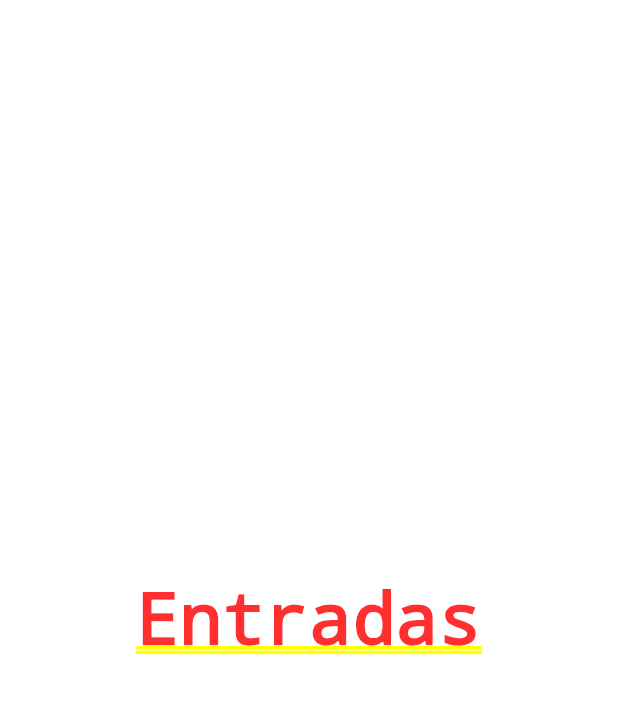
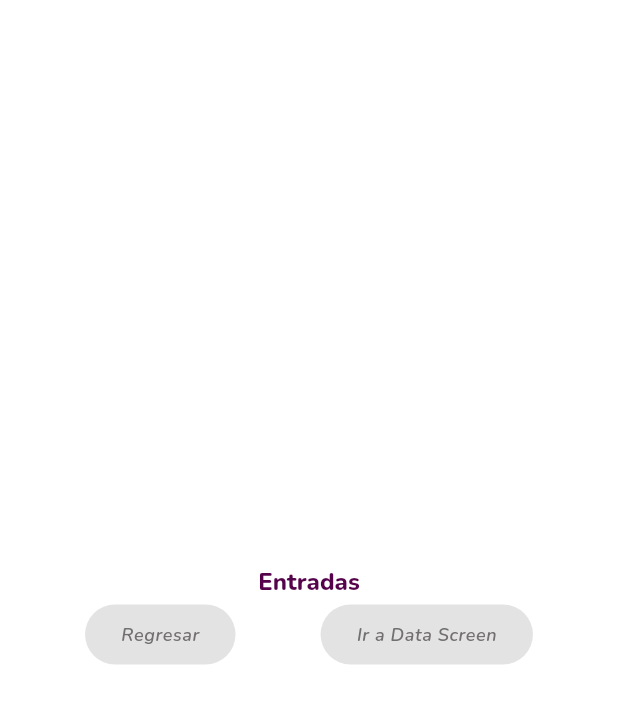
Before and after one commit to ismontana/componentes_flutter, a Flutter app: the screen it shows after launch, after a tap on "Entradas", on a phone screen of 412 x 824 dp. Shown: the top 704 px of the screen. Run offline on Flutter 3.47's test engine with Material 3 defaults, Android fonts, the phone set to English and light mode, and no system bars; our stand-ins replace google_fonts.

Commit message:
Initial widgets on Inputs Screen

```diff
--- /dev/null
+++ b/lib/screens/data_screen.dart
@@ -0,0 +1,14 @@
+import 'package:flutter/material.dart';
+
+class DataScreen extends StatelessWidget {
+  const DataScreen({super.key});
+
+  @override
+  Widget build(BuildContext context) {
+    return const Column(
+      children: [
+        Text('Data Screen'),
+      ],
+    );
+  }
+}
--- a/lib/screens/inputs_screen.dart
+++ b/lib/screens/inputs_screen.dart
@@ -1,4 +1,5 @@
 import 'package:flutter/material.dart';
+import 'package:practica3/theme/app_theme.dart';
 
 class InputsScreen extends StatefulWidget {
   const InputsScreen({super.key});
@@ -10,8 +11,31 @@ class InputsScreen extends StatefulWidget {
 class _InputsScreenState extends State<InputsScreen> {
   @override
   Widget build(BuildContext context) {
-    return const Center(
-      child: Text('Entradas'),
+    return Column(
+      mainAxisAlignment: MainAxisAlignment.center,
+      children: [
+        Text(
+          'Entradas',
+          style: AppTheme.lightTheme.textTheme.headlineLarge,
+        ),
+        Row(
+          mainAxisAlignment: MainAxisAlignment.spaceEvenly,
+          children: [
+            ElevatedButton(
+              onPressed: null,
+              child: Text(
+                'Regresar',
+                style: Theme.of(context).textTheme.bodySmall),
+              ),
+            ElevatedButton(
+              onPressed: null,
+              child: Text(
+                'Ir a Data Screen',
+                style: Theme.of(context).textTheme.bodySmall,),
+              ),
+          ],
+        ),
+      ],
     );
   }
 }
--- a/lib/theme/app_theme.dart
+++ b/lib/theme/app_theme.dart
@@ -21,7 +21,7 @@ class AppTheme{
         fontSize: 16.0,
         fontWeight: FontWeight.w800,
         decoration: TextDecoration.none,
-        decorationColor: Colors.black,
+        decorationColor: Colors.white,
         decorationStyle: TextDecorationStyle.dashed,
         decorationThickness: 3.0,
        // fontStyle: FontStyle.italic,
```
